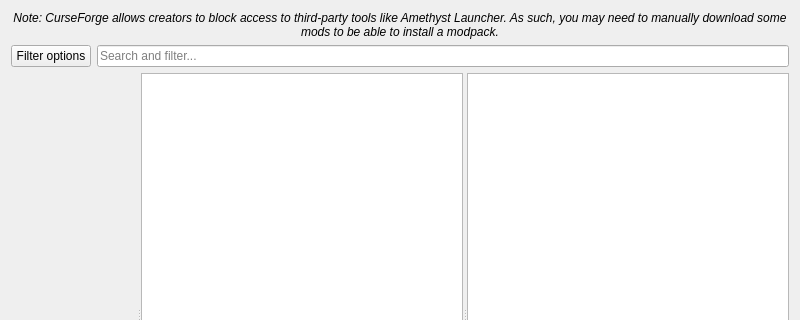
Above: launcher/ui/pages/modplatform/flame/FlamePage.ui from PrismarineLauncher/PrismarineLauncher before the change; both pictures show x 0 to 800 and y 0 to 320 of the 800 by 600 pixel window. Below: the same form after it.
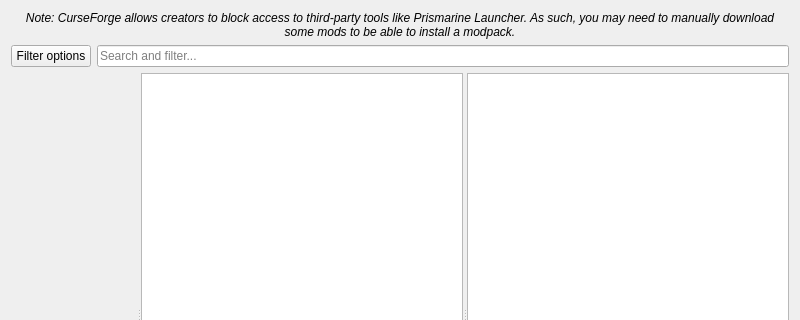
That is the form after the change. Custom widgets are drawn as their Qt base class.

Commit message: rebrand to PrismarineLauncher and bootstrap Rust migration

Patch:
```diff
--- a/launcher/ui/pages/modplatform/flame/FlamePage.ui
+++ b/launcher/ui/pages/modplatform/flame/FlamePage.ui
@@ -19,7 +19,7 @@
       </font>
      </property>
      <property name="text">
-      <string>Note: CurseForge allows creators to block access to third-party tools like Amethyst Launcher. As such, you may need to manually download some mods to be able to install a modpack.</string>
+      <string>Note: CurseForge allows creators to block access to third-party tools like Prismarine Launcher. As such, you may need to manually download some mods to be able to install a modpack.</string>
      </property>
      <property name="alignment">
       <set>Qt::AlignCenter</set>
```
The commit also changes 845 other files.
